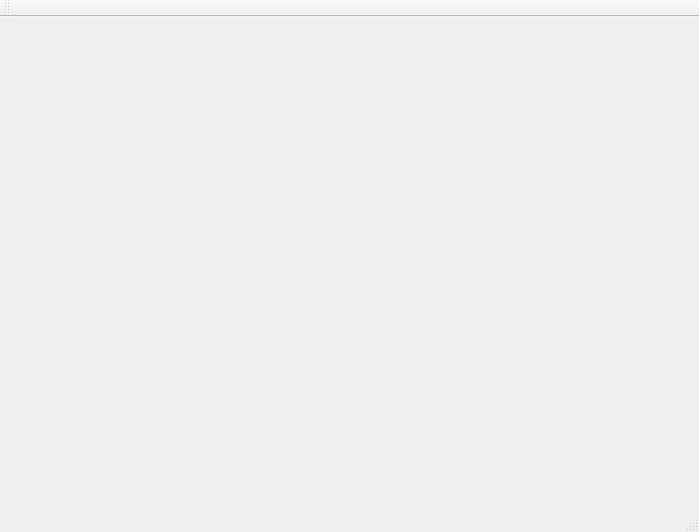
First picture: the form in Client/Client/Client/Client.ui, repository ElenaLaura366/ProjectModernCpp, before the edit.
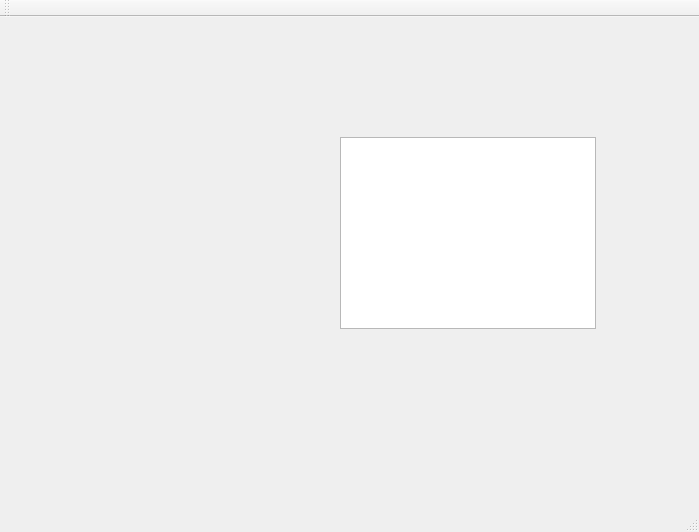
Second picture: the form after the edit.

Commit message: Implemented functionality for logout button from LobbyPage and started design for GamePage chat

The edit to the form file:
```diff
--- a/Client/Client/Client/Client.ui
+++ b/Client/Client/Client/Client.ui
@@ -26,7 +26,18 @@
     <property name="currentIndex">
      <number>0</number>
     </property>
-    <widget class="QWidget" name="page"/>
+    <widget class="QWidget" name="page">
+     <widget class="QListWidget" name="listWidget">
+      <property name="geometry">
+       <rect>
+        <x>370</x>
+        <y>90</y>
+        <width>256</width>
+        <height>192</height>
+       </rect>
+      </property>
+     </widget>
+    </widget>
     <widget class="QWidget" name="page_2"/>
    </widget>
   </widget>
```
The commit also changes 7 other files.
